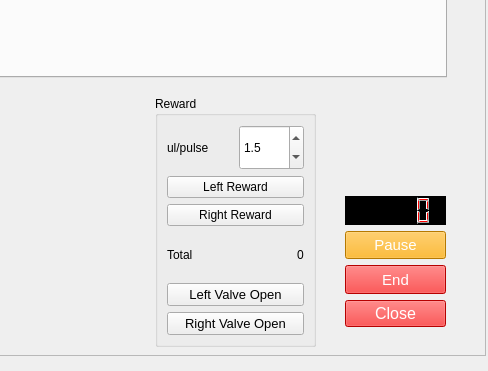
Above: protocols/random_dot_motion/gui/rdk_rig.ui from vaibrainium/NeuRPi before the change; both pictures show x 575 to 1063 and y 404 to 775 of the 1063 by 775 pixel window. Below: the same form after it.
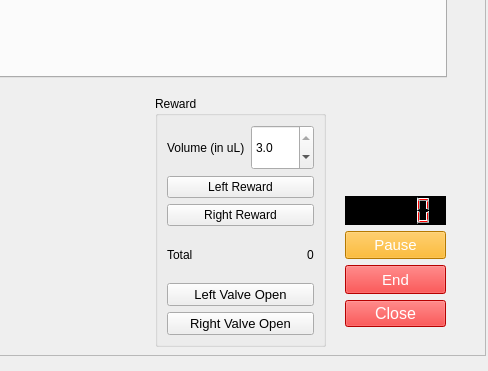
That is the form after the change. Custom widgets are drawn as their Qt base class.

Commit message: working reward panel on terminal

Diff of the .ui file:
```diff
--- a/protocols/random_dot_motion/gui/rdk_rig.ui
+++ b/protocols/random_dot_motion/gui/rdk_rig.ui
@@ -516,7 +516,7 @@
      <rect>
       <x>710</x>
       <y>490</y>
-      <width>161</width>
+      <width>171</width>
       <height>251</height>
      </rect>
     </property>
@@ -535,7 +535,7 @@
           </sizepolicy>
          </property>
          <property name="text">
-          <string>ul/pulse</string>
+          <string>Volume (in uL)</string>
          </property>
         </widget>
        </item>
@@ -560,7 +560,7 @@
           <number>1</number>
          </property>
          <property name="minimum">
-          <double>1.000000000000000</double>
+          <double>1.500000000000000</double>
          </property>
          <property name="maximum">
           <double>3.000000000000000</double>
@@ -569,7 +569,7 @@
           <double>0.100000000000000</double>
          </property>
          <property name="value">
-          <double>1.500000000000000</double>
+          <double>3.000000000000000</double>
          </property>
         </widget>
        </item>
```
Left out of the diff: 10 changed lines with no effect on the pictures. The commit also changes 3 other files.
